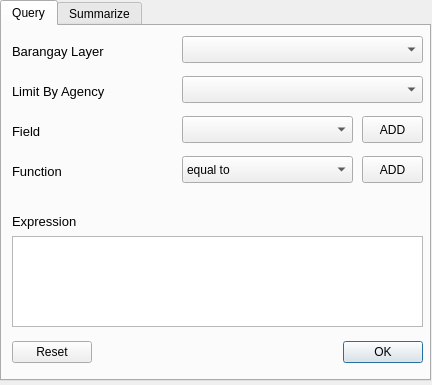
Old version of the form mhcvam_barangay_dialog.ui in the repository benhur07b/mhcvam.
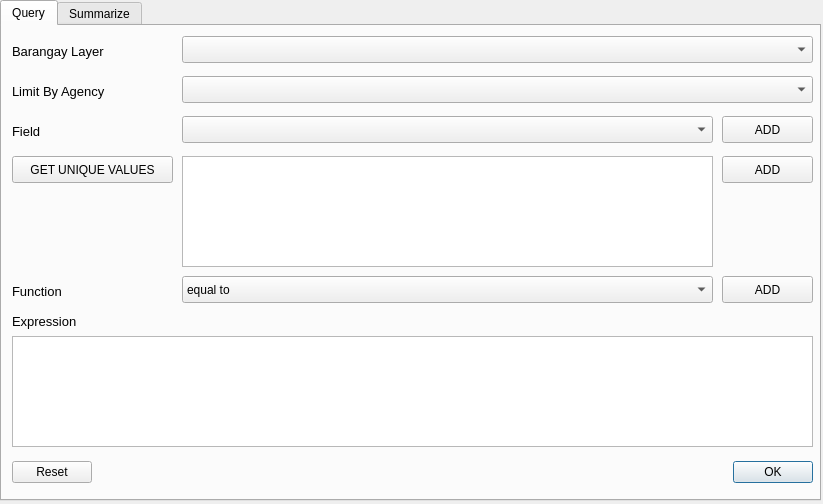
New version of the form. Custom widgets are drawn as their Qt base class.

Commit message: Added unique values to query.

What changed in the file:
```diff
--- a/mhcvam_barangay_dialog.ui
+++ b/mhcvam_barangay_dialog.ui
@@ -6,20 +6,20 @@
    <rect>
     <x>0</x>
     <y>0</y>
-    <width>432</width>
-    <height>385</height>
+    <width>823</width>
+    <height>504</height>
    </rect>
   </property>
   <property name="minimumSize">
    <size>
-    <width>432</width>
-    <height>385</height>
+    <width>823</width>
+    <height>504</height>
    </size>
   </property>
   <property name="maximumSize">
    <size>
-    <width>432</width>
-    <height>385</height>
+    <width>823</width>
+    <height>504</height>
    </size>
   </property>
   <property name="windowTitle">
@@ -30,8 +30,8 @@
     <rect>
      <x>0</x>
      <y>0</y>
-     <width>431</width>
-     <height>381</height>
+     <width>821</width>
+     <height>501</height>
     </rect>
    </property>
    <property name="currentIndex">
@@ -45,8 +45,8 @@
      <property name="geometry">
       <rect>
        <x>10</x>
-       <y>310</y>
-       <width>411</width>
+       <y>430</y>
+       <width>801</width>
        <height>32</height>
       </rect>
      </property>
@@ -95,7 +95,7 @@
       <rect>
        <x>180</x>
        <y>10</y>
-       <width>241</width>
+       <width>631</width>
        <height>27</height>
       </rect>
      </property>
@@ -108,7 +108,7 @@
       <rect>
        <x>180</x>
        <y>90</y>
-       <width>171</width>
+       <width>531</width>
        <height>27</height>
       </rect>
      </property>
@@ -117,18 +117,18 @@
      <property name="geometry">
       <rect>
        <x>10</x>
-       <y>210</y>
-       <width>411</width>
-       <height>91</height>
+       <y>310</y>
+       <width>801</width>
+       <height>111</height>
       </rect>
      </property>
     </widget>
     <widget class="QPushButton" name="queryFunctionAdd">
      <property name="geometry">
       <rect>
-       <x>360</x>
-       <y>130</y>
-       <width>61</width>
+       <x>720</x>
+       <y>250</y>
+       <width>91</width>
        <height>27</height>
       </rect>
      </property>
@@ -141,7 +141,7 @@
       <rect>
        <x>180</x>
        <y>50</y>
-       <width>241</width>
+       <width>631</width>
        <height>27</height>
       </rect>
      </property>
@@ -180,7 +180,7 @@
      <property name="geometry">
       <rect>
        <x>10</x>
-       <y>130</y>
+       <y>250</y>
        <width>161</width>
        <height>31</height>
       </rect>
@@ -209,9 +209,9 @@
     <widget class="QPushButton" name="queryFieldAdd">
      <property name="geometry">
       <rect>
-       <x>360</x>
+       <x>720</x>
        <y>90</y>
-       <width>61</width>
+       <width>91</width>
        <height>27</height>
       </rect>
      </property>
@@ -253,7 +253,7 @@
      <property name="geometry">
       <rect>
        <x>10</x>
-       <y>180</y>
+       <y>280</y>
        <width>161</width>
        <height>31</height>
       </rect>
@@ -283,8 +283,8 @@
      <property name="geometry">
       <rect>
        <x>180</x>
-       <y>130</y>
-       <width>171</width>
+       <y>250</y>
+       <width>531</width>
        <height>27</height>
       </rect>
      </property>
@@ -334,6 +334,42 @@
       </property>
      </item>
     </widget>
+    <widget class="QPushButton" name="uniqueValuesButton">
+     <property name="geometry">
+      <rect>
+       <x>10</x>
+       <y>130</y>
+       <width>161</width>
+       <height>27</height>
+      </rect>
+     </property>
+     <property name="text">
+      <string>GET UNIQUE VALUES</string>
+     </property>
+    </widget>
+    <widget class="QListWidget" name="uniqueValuesListWidget">
+     <property name="geometry">
+      <rect>
+       <x>180</x>
+       <y>130</y>
+       <width>531</width>
+       <height>111</height>
+      </rect>
+     </property>
+    </widget>
+    <widget class="QPushButton" name="queryValueAdd">
+     <property name="geometry">
+      <rect>
+       <x>720</x>
+       <y>130</y>
+       <width>91</width>
+       <height>27</height>
+      </rect>
+     </property>
+     <property name="text">
+      <string>ADD</string>
+     </property>
+    </widget>
    </widget>
    <widget class="QWidget" name="brgySummarizeTab">
     <attribute name="title">
```
Left out of the diff: 16 changed lines with no effect on the pictures. The commit also changes 13 other files.
